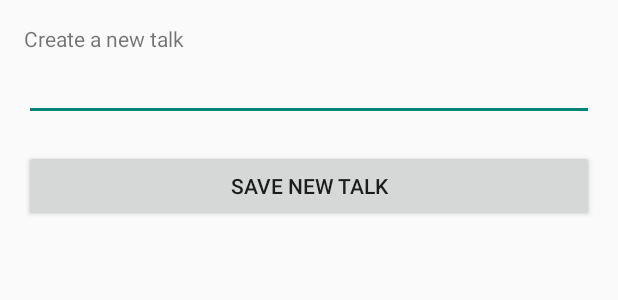
After one commit to javiergamarra/MyConference, an Android app: the layout activity_new_talk.xml on its own in the app's theme, with its tools: preview values and no code run, on a phone screen of 412 x 824 dp. The commit adds this screen. Shown: the top 300 px of the screen. Run offline under Robolectric (Android 15) with nearby library versions, the phone set to English and light mode, and no system bars.

Commit message:
plumbing, two new activities to go to the menu of adding a new talk

```diff
--- a/app/src/main/java/com/nhpatt/myconference/activities/AgendaActivity.java
+++ b/app/src/main/java/com/nhpatt/myconference/activities/AgendaActivity.java
@@ -1,6 +1,7 @@
 package com.nhpatt.myconference.activities;
 
 import android.app.Activity;
+import android.content.Intent;
 import android.os.Bundle;
 import android.support.v4.widget.DrawerLayout;
 import android.support.v7.widget.LinearLayoutManager;
@@ -11,6 +12,7 @@ import android.widget.ArrayAdapter;
 import android.widget.ListView;
 
 import com.nhpatt.myconference.R;
+import com.nhpatt.myconference.SettingsActivity;
 import com.nhpatt.myconference.entities.Talk;
 
 import java.util.ArrayList;
@@ -53,6 +55,7 @@ public class AgendaActivity extends Activity {
         drawerList.setItemChecked(position, true);
         setTitle(menus[position]);
         drawerLayout.closeDrawer(drawerList);
+        startActivity(new Intent(this, SettingsActivity.class));
     }
 
 }
--- /dev/null
+++ b/app/src/main/res/layout/activity_new_talk.xml
@@ -0,0 +1,37 @@
+<RelativeLayout xmlns:android="http://schemas.android.com/apk/res/android"
+    xmlns:tools="http://schemas.android.com/tools"
+    android:layout_width="match_parent"
+    android:layout_height="match_parent"
+    android:paddingBottom="@dimen/activity_vertical_margin"
+    android:paddingLeft="@dimen/activity_horizontal_margin"
+    android:paddingRight="@dimen/activity_horizontal_margin"
+    android:paddingTop="@dimen/activity_vertical_margin"
+    tools:context="com.nhpatt.myconference.NewTalkActivity">
+
+    <TextView
+        android:id="@+id/header_new_talk"
+        android:layout_width="wrap_content"
+        android:layout_height="wrap_content"
+        android:text="@string/create_new_talk" />
+
+    <EditText
+        android:id="@+id/title_new_talk"
+        android:layout_width="match_parent"
+        android:layout_height="wrap_content"
+        android:layout_below="@+id/header_new_talk" />
+
+    <TextView
+        android:id="@+id/room"
+        android:layout_width="match_parent"
+        android:layout_height="wrap_content"
+        android:layout_below="@id/title_new_talk" />
+
+    <Button
+        android:id="@+id/save_new_talk"
+        android:layout_width="match_parent"
+        android:layout_height="wrap_content"
+        android:layout_below="@id/room"
+        android:text="@string/save_new_talk"
+        android:textAllCaps="true" />
+
+</RelativeLayout>
--- a/app/src/main/res/values/strings.xml
+++ b/app/src/main/res/values/strings.xml
@@ -1,5 +1,13 @@
 <resources>
 	<string name="app_name">My Conference</string>
 	<string name="title">Title</string>
+    <string name="title_activity_settings">SettingsActivity</string>
+
+    <string name="hello_world">Hello world!</string>
+    <string name="action_settings">Settings</string>
+    <string name="new_talk">New Talk</string>
+    <string name="title_activity_new_talk">NewTalkActivity</string>
+    <string name="create_new_talk">Create a new talk</string>
+    <string name="save_new_talk">Save new talk</string>
 
 </resources>
```
Also changed, not shown: app/src/main/AndroidManifest.xml (+12 -5 lines), app/src/main/java/com/nhpatt/myconference/SettingsActivity.java (added, +26 -0 lines), app/src/main/res/layout/activity_settings.xml (added, +17 -0 lines).
